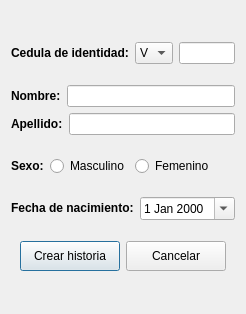
This is crearhistoria.ui in Gabrielnz/pasantia-CIMBUC as Qt 5 draws it before an edit. The edited form follows.
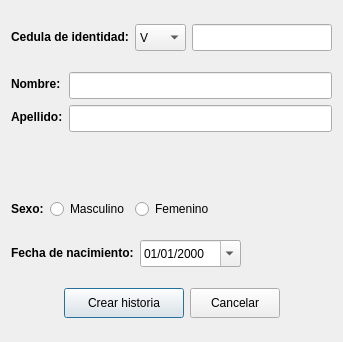
This is the edited form.

Diff of the .ui file:
```diff
--- a/crearhistoria.ui
+++ b/crearhistoria.ui
@@ -6,8 +6,8 @@
    <rect>
     <x>0</x>
     <y>0</y>
-    <width>240</width>
-    <height>314</height>
+    <width>343</width>
+    <height>342</height>
    </rect>
   </property>
   <property name="windowTitle">
@@ -27,7 +27,7 @@
        <property name="sizeHint" stdset="0">
         <size>
          <width>17</width>
-         <height>10</height>
+         <height>13</height>
         </size>
        </property>
       </spacer>
@@ -43,6 +43,12 @@
        </item>
        <item>
         <widget class="QComboBox" name="cBoxCI">
+         <property name="minimumSize">
+          <size>
+           <width>51</width>
+           <height>27</height>
+          </size>
+         </property>
          <item>
           <property name="text">
            <string>V</string>
@@ -57,6 +63,12 @@
        </item>
        <item>
         <widget class="QLineEdit" name="lineaCI">
+         <property name="minimumSize">
+          <size>
+           <width>120</width>
+           <height>27</height>
+          </size>
+         </property>
          <property name="maxLength">
           <number>9</number>
          </property>
@@ -84,30 +96,40 @@
       </spacer>
      </item>
      <item>
-      <layout class="QHBoxLayout" name="horizontalLayout_6">
-       <item>
+      <layout class="QFormLayout" name="formLayout">
+       <item row="0" column="0">
         <widget class="QLabel" name="etqNombre">
          <property name="text">
           <string>&lt;html&gt;&lt;head/&gt;&lt;body&gt;&lt;p&gt;&lt;span style=&quot; font-weight:600;&quot;&gt;Nombre:&lt;/span&gt;&lt;/p&gt;&lt;/body&gt;&lt;/html&gt;</string>
          </property>
         </widget>
        </item>
-       <item>
-        <widget class="QLineEdit" name="lineaNombre"/>
+       <item row="0" column="1">
+        <widget class="QLineEdit" name="lineaNombre">
+         <property name="minimumSize">
+          <size>
+           <width>210</width>
+           <height>27</height>
+          </size>
+         </property>
+        </widget>
        </item>
-      </layout>
-     </item>
-     <item>
-      <layout class="QHBoxLayout" name="horizontalLayout_4">
-       <item>
+       <item row="1" column="0">
         <widget class="QLabel" name="etqApellido">
          <property name="text">
           <string>&lt;html&gt;&lt;head/&gt;&lt;body&gt;&lt;p&gt;&lt;span style=&quot; font-weight:600;&quot;&gt;Apellido:&lt;/span&gt;&lt;/p&gt;&lt;/body&gt;&lt;/html&gt;</string>
          </property>
         </widget>
        </item>
-       <item>
-        <widget class="QLineEdit" name="lineaApellido"/>
+       <item row="1" column="1">
+        <widget class="QLineEdit" name="lineaApellido">
+         <property name="minimumSize">
+          <size>
+           <width>210</width>
+           <height>27</height>
+          </size>
+         </property>
+        </widget>
        </item>
       </layout>
      </item>
@@ -182,7 +204,7 @@
       </spacer>
      </item>
      <item>
-      <layout class="QHBoxLayout" name="horizontalLayout_5">
+      <layout class="QHBoxLayout" name="horizontalLayout_4">
        <item>
         <widget class="QLabel" name="etqFechaNac">
          <property name="text">
@@ -192,6 +214,15 @@
        </item>
        <item>
         <widget class="QDateEdit" name="editFechaNac">
+         <property name="minimumSize">
+          <size>
+           <width>101</width>
+           <height>27</height>
+          </size>
+         </property>
+         <property name="displayFormat">
+          <string>dd/MM/yyyy</string>
+         </property>
          <property name="calendarPopup">
           <bool>true</bool>
          </property>
@@ -237,8 +268,8 @@
          </property>
          <property name="sizeHint" stdset="0">
           <size>
-           <width>40</width>
-           <height>20</height>
+           <width>13</width>
+           <height>27</height>
           </size>
          </property>
         </spacer>
@@ -247,7 +278,7 @@
         <widget class="QPushButton" name="btnCrearHistoria">
          <property name="minimumSize">
           <size>
-           <width>100</width>
+           <width>120</width>
            <height>30</height>
           </size>
          </property>
@@ -260,7 +291,7 @@
         <widget class="QPushButton" name="btnCancelar">
          <property name="minimumSize">
           <size>
-           <width>100</width>
+           <width>90</width>
            <height>30</height>
           </size>
          </property>
@@ -276,8 +307,8 @@
          </property>
          <property name="sizeHint" stdset="0">
           <size>
-           <width>40</width>
-           <height>20</height>
+           <width>13</width>
+           <height>27</height>
           </size>
          </property>
         </spacer>
@@ -295,7 +326,7 @@
        <property name="sizeHint" stdset="0">
         <size>
          <width>17</width>
-         <height>10</height>
+         <height>13</height>
         </size>
        </property>
       </spacer>
```
